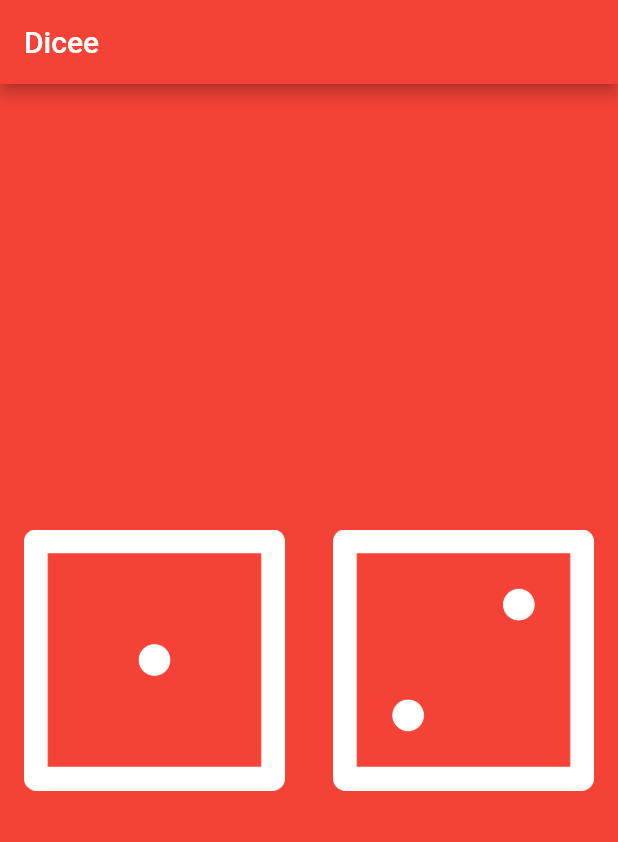
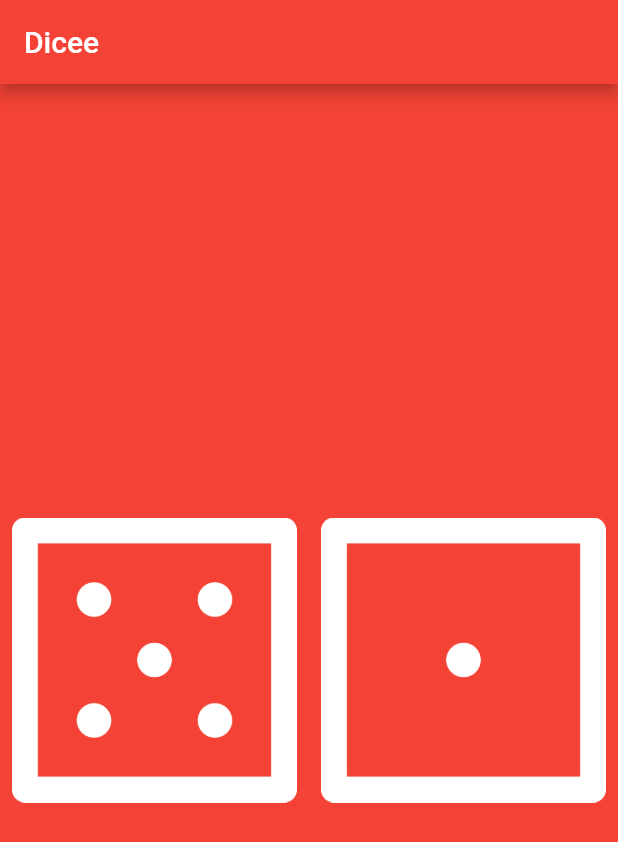
Before and after one commit to Rfarhan397/app, a Flutter app: the screen it shows after launch, on a phone screen of 412 x 824 dp. Shown: the top 842 px of the screen. Run offline on Flutter 3.47's test engine with Material 2 defaults, Android fonts, the phone set to English and light mode, and no system bars.

```diff
--- a/lib/main.dart
+++ b/lib/main.dart
@@ -1,3 +1,4 @@
+import 'dart:math';
 import 'package:flutter/material.dart';
 
 void main() {
@@ -14,22 +15,51 @@ void main() {
     ),
   );
 }
+class DicePage extends StatefulWidget {
+  const DicePage({Key? key}) : super(key: key);
 
-class DicePage extends StatelessWidget {
+  @override
+  State<DicePage> createState() => _DicePageState();
+}
+
+class _DicePageState extends State<DicePage>  {
+  int leftDiceNumber = 5;
+  int rightDiceNumber =1;
+  void changeDiceFace(){
+    setState((){
+      leftDiceNumber = Random().nextInt(6)+1;
+      rightDiceNumber = Random().nextInt(6)+1;
+
+    });
+
+  }
+
   @override
   Widget build(BuildContext context) {
     return Center(
       child: Row(
         children: [
           Expanded(
-              child: FlatButton(
-        onPressed: () {  },
-        child: Image.asset('images/dice1.png'),),
+            child: Padding(
+              padding: const EdgeInsets.all(8.0),
+              child: InkWell(
+                onTap: () {
+                  changeDiceFace();
+
+                },
+                child: Image.asset('images/dice$leftDiceNumber.png'),
+              ),
+            ),
           ),
           Expanded(
-            child: FlatButton(
-                onPressed: () {  },
-                child: Image.asset('images/dice2.png')),
+            child: Padding(
+              padding: const EdgeInsets.all(8.0),
+              child: InkWell(
+                  onTap: () {
+                    changeDiceFace();
+                  },
+                   child: Image.asset('images/dice$rightDiceNumber.png')),
+            ),
           ),
         ],
       ),
```
